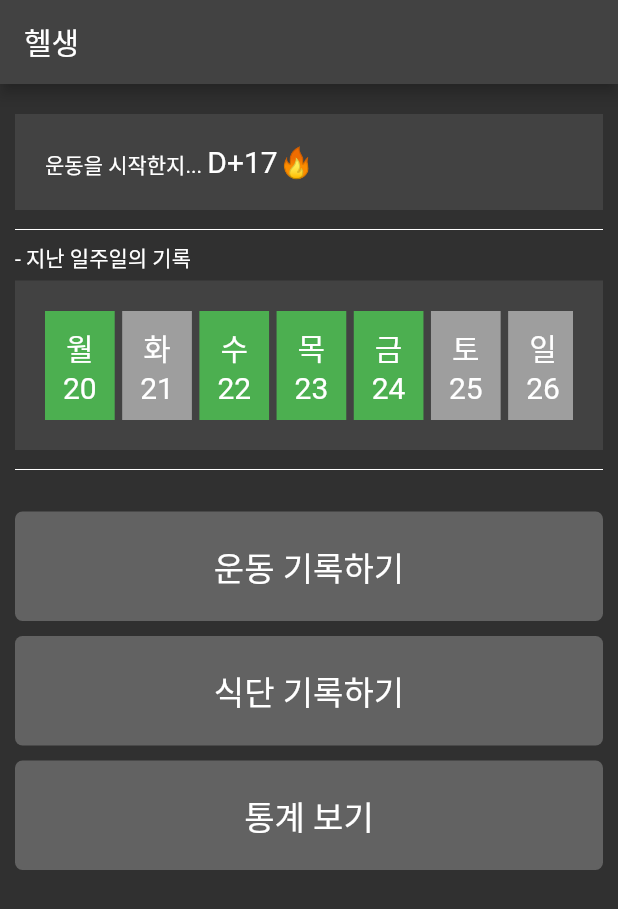
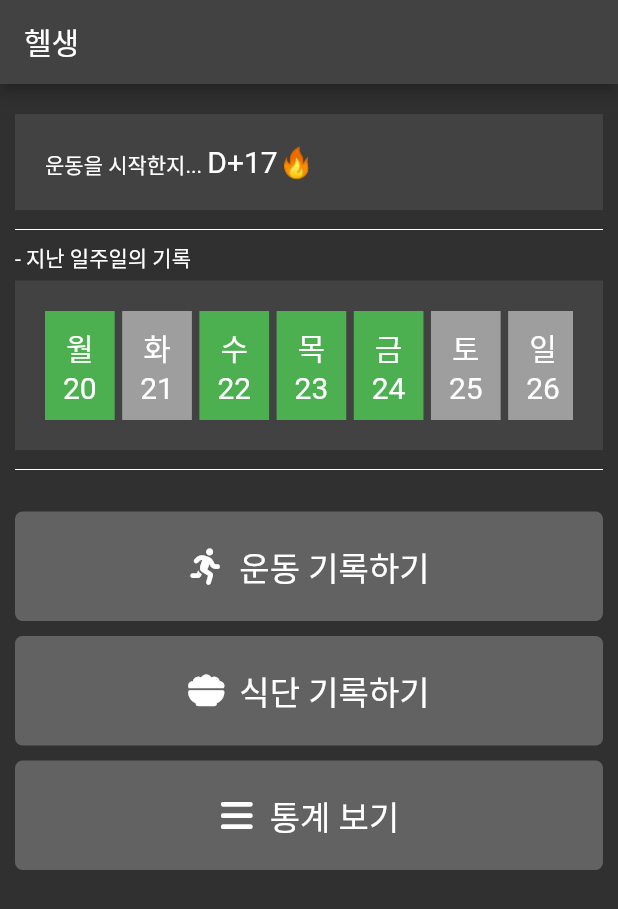
Before and after one commit to hi-jin/health_for_workout_app, a Flutter app: the screen it shows after launch, on a phone screen of 412 x 824 dp. Shown: the top 909 px of the screen. Run offline on Flutter 3.47's test engine with Material 2 defaults, Android fonts, the phone set to English and light mode, and no system bars; our stand-ins replace font_awesome_flutter; Roboto replaces fonts that are missing (GowunDodum).

Commit message:
Design: 홈화면 버튼 아이콘 추가

```diff
--- a/lib/ui/home/home_screen.dart
+++ b/lib/ui/home/home_screen.dart
@@ -1,4 +1,5 @@
 import 'package:flutter/material.dart';
+import 'package:font_awesome_flutter/font_awesome_flutter.dart';
 import 'package:health_for_workout/core/style.dart';
 import 'package:health_for_workout/ui/utils/date.dart';
 import 'package:health_for_workout/ui/widgets/date_status_card.dart';
@@ -41,28 +42,49 @@ class HomeScreen extends StatelessWidget {
                   onTap: () {
                     Navigator.push(context, MaterialPageRoute(builder: (context) => WorkoutSettingsScreen()));
                   },
-                  child: Text(
+                  child: Row(
+                    mainAxisAlignment: MainAxisAlignment.center,
+                    children: [
+                      const Icon(FontAwesomeIcons.personRunning),
+                      const SizedBox(width: 10),
+                      Text(
                         '운동 기록하기',
                         style: TextStyle(fontSize: 22),
                         textAlign: TextAlign.center,
+                      ),
+                    ],
                   ),
                 ),
                 const SizedBox(height: 10),
                 FullWidthButton(
                   onTap: () {},
-                  child: Text(
+                  child: Row(
+                    mainAxisAlignment: MainAxisAlignment.center,
+                    children: [
+                      const Icon(FontAwesomeIcons.bowlFood),
+                      const SizedBox(width: 10),
+                      Text(
                         '식단 기록하기',
                         style: TextStyle(fontSize: 22),
                         textAlign: TextAlign.center,
+                      ),
+                    ],
                   ),
                 ),
                 const SizedBox(height: 10),
                 FullWidthButton(
                   onTap: () {},
-                  child: Text(
+                  child: Row(
+                    mainAxisAlignment: MainAxisAlignment.center,
+                    children: [
+                      const Icon(FontAwesomeIcons.bars),
+                      const SizedBox(width: 10),
+                      Text(
                         '통계 보기',
                         style: TextStyle(fontSize: 22),
                         textAlign: TextAlign.center,
+                      ),
+                    ],
                   ),
                 ),
               ],
```
Lines whose indentation alone changed are shown as unchanged.
